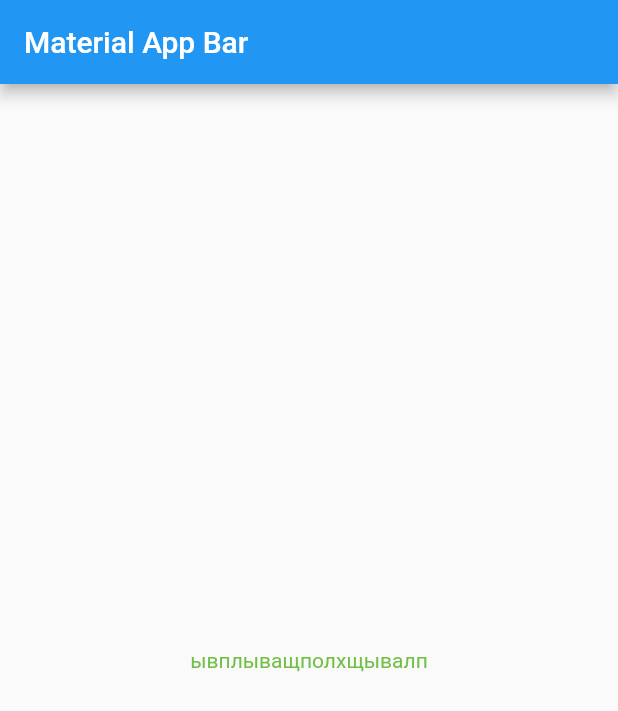
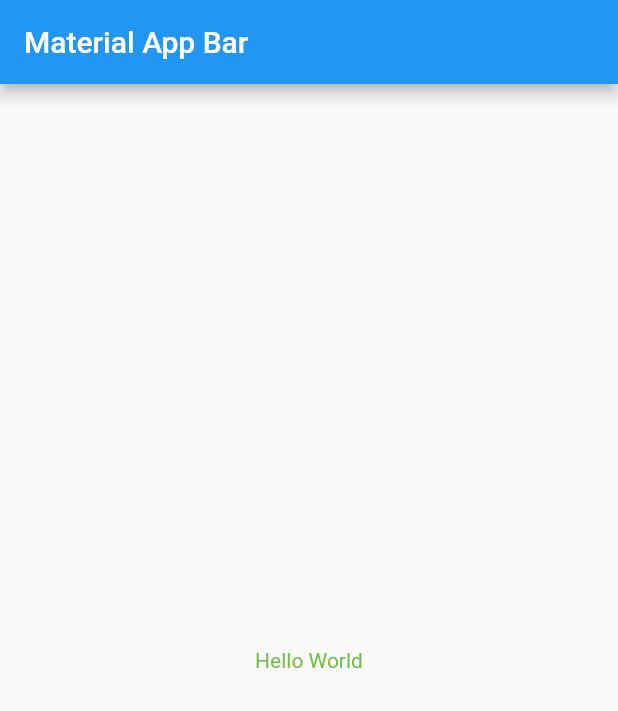
Before and after one commit to fara-android/SKPP_Promoter, a Flutter app: the screen it shows after launch, on a phone screen of 412 x 824 dp. Shown: the top 711 px of the screen. Run offline on Flutter 3.47's test engine with Material 2 defaults, Android fonts, the phone set to English and light mode, and no system bars.

Commit message:
add tree commit

```diff
--- a/lib/main.dart
+++ b/lib/main.dart
@@ -15,7 +15,7 @@ class MyApp extends StatelessWidget {
         body: Center(
           child: Container(
             child: Text(
-              'ывплыващполхщывалп',
+              'Hello World',
               style: TextStyle(color: green1),
             ),
           ),
```
